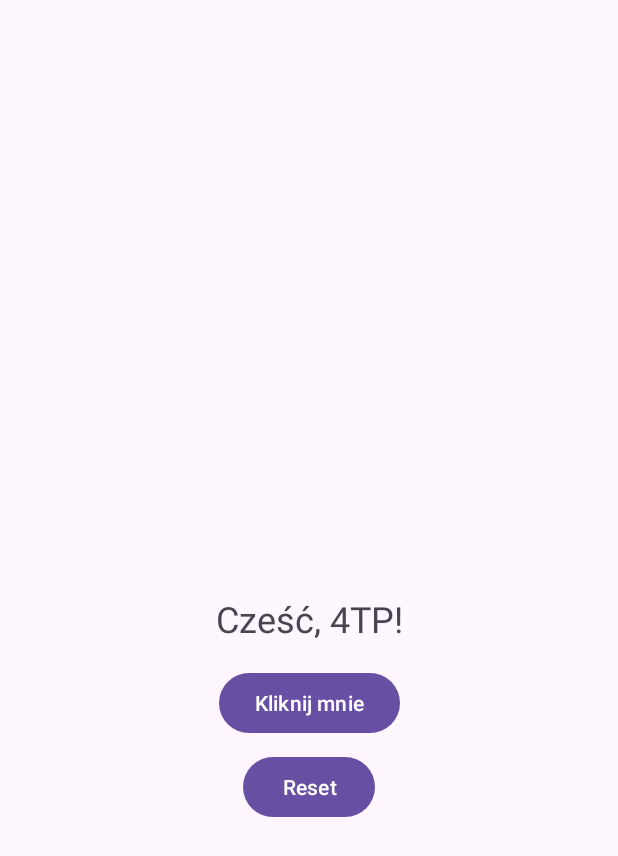
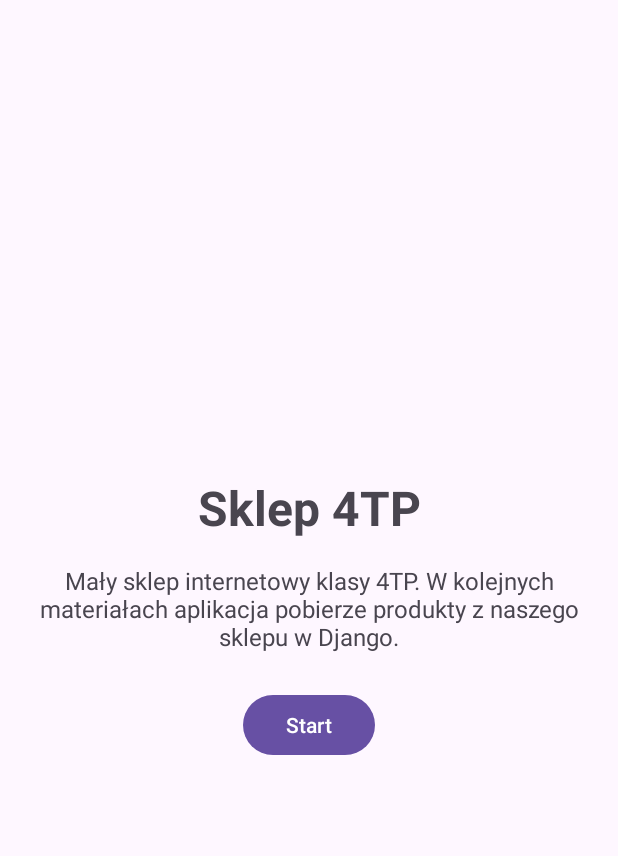
Before and after one commit to ckumonoue/HelloApp, an Android app: the screen it shows after launch (MainActivity), on a phone screen of 412 x 824 dp. Shown: the top 856 px of the screen. Run offline under Robolectric (Android 15) with nearby library versions, the phone set to English and light mode, and no system bars.

Commit message:
feat: add shop home screen

```diff
--- a/app/src/main/java/com/ckumonoue/helloapp/MainActivity.java
+++ b/app/src/main/java/com/ckumonoue/helloapp/MainActivity.java
@@ -3,7 +3,6 @@ package com.ckumonoue.helloapp;
 import android.os.Bundle;
 import android.util.Log;
 import android.widget.Button;
-import android.widget.TextView;
 import android.widget.Toast;
 
 import androidx.activity.EdgeToEdge;
@@ -16,15 +15,12 @@ public class MainActivity extends AppCompatActivity {
 
     private static final String TAG = "MainActivity";
 
-    private TextView textGreeting;
-    private Button buttonClick;
-    private Button buttonReset;
-    private int clickCount = 0;
+    private Button buttonStart;
 
     @Override
     protected void onCreate(Bundle savedInstanceState) {
         super.onCreate(savedInstanceState);
-        Log.d(TAG, "onCreate, licznik = " + clickCount);
+        Log.d(TAG, "onCreate");
         EdgeToEdge.enable(this);
         setContentView(R.layout.activity_main);
         ViewCompat.setOnApplyWindowInsetsListener(findViewById(R.id.main), (v, insets) -> {
@@ -33,20 +29,11 @@ public class MainActivity extends AppCompatActivity {
             return insets;
         });
 
-        textGreeting = findViewById(R.id.text_greeting);
-        buttonClick = findViewById(R.id.button_click);
-        buttonReset = findViewById(R.id.button_reset);
+        buttonStart = findViewById(R.id.button_start);
 
-        buttonClick.setOnClickListener(v -> {
-            clickCount++;
-            Log.d(TAG, "Kliknięto, licznik = " + clickCount);
-            textGreeting.setText(getString(R.string.clicked_times, clickCount));
-            Toast.makeText(this, R.string.clicked, Toast.LENGTH_SHORT).show();
-        });
-
-        buttonReset.setOnClickListener(v -> {
-            clickCount = 0;
-            textGreeting.setText(R.string.greeting);
+        buttonStart.setOnClickListener(v -> {
+            Log.d(TAG, "Kliknięto Start");
+            Toast.makeText(this, R.string.soon, Toast.LENGTH_SHORT).show();
         });
     }
 }
--- a/app/src/main/res/layout/activity_main.xml
+++ b/app/src/main/res/layout/activity_main.xml
@@ -9,34 +9,42 @@
     tools:context=".MainActivity">
 
     <TextView
-        android:id="@+id/text_greeting"
+        android:id="@+id/text_title"
         android:layout_width="wrap_content"
         android:layout_height="wrap_content"
-        android:text="@string/greeting"
-        android:textSize="24sp"
+        android:text="@string/shop_title"
+        android:textSize="32sp"
+        android:textStyle="bold"
+        app:layout_constraintBottom_toTopOf="@id/text_description"
+        app:layout_constraintEnd_toEndOf="parent"
+        app:layout_constraintStart_toStartOf="parent"
+        app:layout_constraintTop_toTopOf="parent"
+        app:layout_constraintVertical_chainStyle="packed" />
+
+    <TextView
+        android:id="@+id/text_description"
+        android:layout_width="0dp"
+        android:layout_height="wrap_content"
+        android:layout_marginStart="24dp"
+        android:layout_marginTop="16dp"
+        android:layout_marginEnd="24dp"
+        android:gravity="center"
+        android:text="@string/shop_description"
+        android:textSize="16sp"
+        app:layout_constraintBottom_toTopOf="@id/button_start"
+        app:layout_constraintEnd_toEndOf="parent"
+        app:layout_constraintStart_toStartOf="parent"
+        app:layout_constraintTop_toBottomOf="@id/text_title" />
+
+    <Button
+        android:id="@+id/button_start"
+        android:layout_width="wrap_content"
+        android:layout_height="wrap_content"
+        android:layout_marginTop="24dp"
+        android:text="@string/button_start"
         app:layout_constraintBottom_toBottomOf="parent"
         app:layout_constraintEnd_toEndOf="parent"
         app:layout_constraintStart_toStartOf="parent"
-        app:layout_constraintTop_toTopOf="parent" />
-
-    <Button
-        android:id="@+id/button_click"
-        android:layout_width="wrap_content"
-        android:layout_height="wrap_content"
-        android:layout_marginTop="16dp"
-        android:text="@string/button_click"
-        app:layout_constraintEnd_toEndOf="parent"
-        app:layout_constraintStart_toStartOf="parent"
-        app:layout_constraintTop_toBottomOf="@id/text_greeting" />
-
-    <Button
-        android:id="@+id/button_reset"
-        android:layout_width="wrap_content"
-        android:layout_height="wrap_content"
-        android:layout_marginTop="8dp"
-        android:text="@string/button_reset"
-        app:layout_constraintEnd_toEndOf="parent"
-        app:layout_constraintStart_toStartOf="parent"
-        app:layout_constraintTop_toBottomOf="@id/button_click" />
+        app:layout_constraintTop_toBottomOf="@id/text_description" />
 
 </androidx.constraintlayout.widget.ConstraintLayout>
--- a/app/src/main/res/values/strings.xml
+++ b/app/src/main/res/values/strings.xml
@@ -1,8 +1,7 @@
 <resources>
     <string name="app_name">HelloApp</string>
-    <string name="greeting">Cześć, 4TP!</string>
-    <string name="button_click">Kliknij mnie</string>
-    <string name="button_reset">Reset</string>
-    <string name="clicked">Kliknięto!</string>
-    <string name="clicked_times">Liczba kliknięć: %1$d</string>
+    <string name="shop_title">Sklep 4TP</string>
+    <string name="shop_description">Mały sklep internetowy klasy 4TP. W kolejnych materiałach aplikacja pobierze produkty z naszego sklepu w Django.</string>
+    <string name="button_start">Start</string>
+    <string name="soon">Wkrótce</string>
 </resources>
```
Also changed, not shown: 1 other file.
